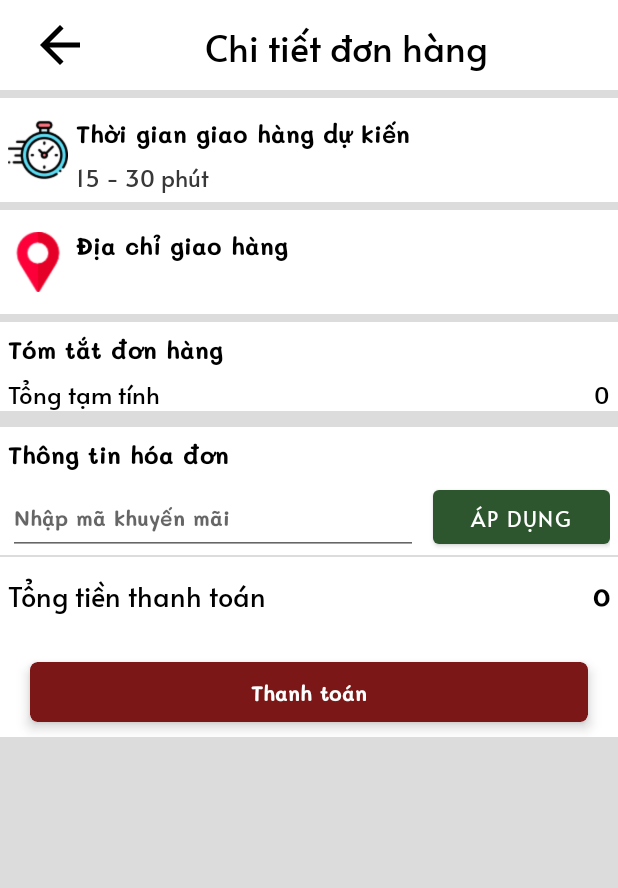
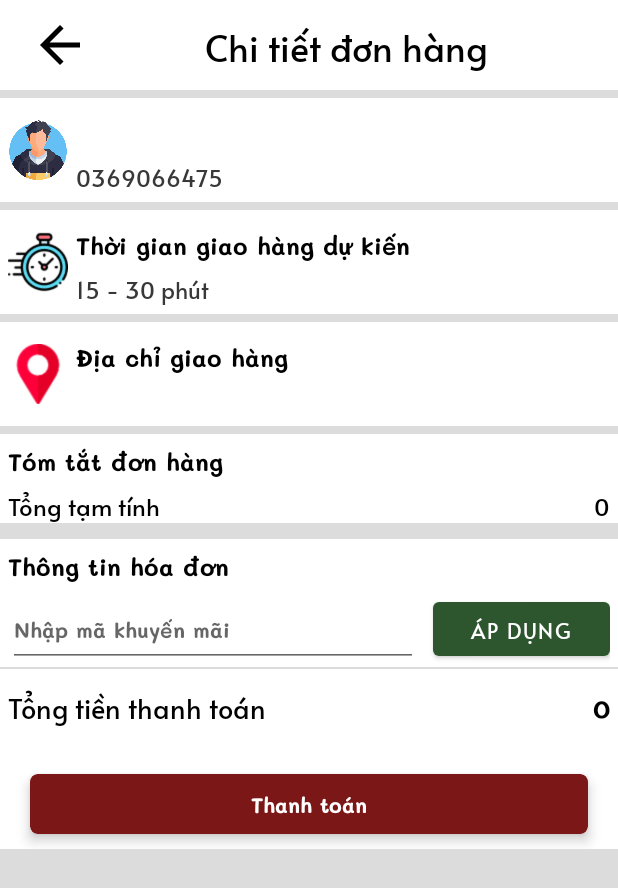
Before and after one commit to chudinhhieu/TuHuBread, an Android app: the DonHangChiTietActivity screen opened directly, with no data from a screen before it, on a phone screen of 412 x 824 dp. Shown: the top 888 px of the screen. Run offline under Robolectric (Android 15) with nearby library versions, the phone set to English and light mode, and no system bars; 6 statements that could not run were skipped.

Commit message:
Chu Hieu hoan thien

```diff
--- a/app/src/main/java/hieucdph29636/fpoly/tuhubread/Activity/DonHangChiTietActivity.java
+++ b/app/src/main/java/hieucdph29636/fpoly/tuhubread/Activity/DonHangChiTietActivity.java
@@ -26,6 +26,7 @@ import hieucdph29636.fpoly.tuhubread.DAO.DonHangDAO;
 import hieucdph29636.fpoly.tuhubread.DAO.KhachHangDAO;
 import hieucdph29636.fpoly.tuhubread.DAO.KhuyenMaiDAO;
 import hieucdph29636.fpoly.tuhubread.DTO.ChiTietDonHang;
+import hieucdph29636.fpoly.tuhubread.DTO.KhachHang;
 import hieucdph29636.fpoly.tuhubread.DTO.KhuyenMai;
 import hieucdph29636.fpoly.tuhubread.R;
 import hieucdph29636.fpoly.tuhubread.SetNotification;
@@ -43,7 +44,7 @@ public class DonHangChiTietActivity extends AppCompatActivity {
     DonHangDAO donHangDAO;
     KhuyenMaiDAO khuyenMaiDAO;
     EditText ed_km_ctdh;
-    TextView tv_giaKM,tv_tongTienCTHD,tv_tt_dh,tv_diachi_ctdh;
+    TextView tv_giaKM,tv_tongTienCTHD,tv_tt_dh,tv_diachi_ctdh,tv_tenkh_ctdh,tv_sdtkh_ctdh;
     CardView btn_thanhtoan;
     ImageView btn_back_ctdh;
     KhachHangDAO khachHangDAO;
@@ -69,6 +70,8 @@ public class DonHangChiTietActivity extends AppCompatActivity {
         ed_km_ctdh = findViewById(R.id.ed_km_ctdh);
         tv_tongTienCTHD = findViewById(R.id.tv_tongTienCTHD);
         tv_tt_dh = findViewById(R.id.tv_tt_dh);
+        tv_tenkh_ctdh = findViewById(R.id.tv_tenkh_ctdh);
+        tv_sdtkh_ctdh = findViewById(R.id.tv_sdtkh_ctdh);
         view_km.setVisibility(View.GONE);
         btn_km_ctdh = findViewById(R.id.btn_km_ctdh);
         SharedPreferences sharedPreferences = getSharedPreferences("luuDangNhap", Context.MODE_PRIVATE);
@@ -78,7 +81,10 @@ public class DonHangChiTietActivity extends AppCompatActivity {
         id_donHang = bundle.getInt("id_dh");
         int tt_dh = bundle.getInt("trangThai_dh");
         String tk = bundle.getString("tk");
+        KhachHang kh = khachHangDAO.getByTK(tk).get(0);
         tv_diachi_ctdh.setText(khachHangDAO.getDiaChi(tk));
+        tv_tenkh_ctdh.setText(khachHangDAO.getHoTen(tk));
+        tv_sdtkh_ctdh.setText(kh.getSoDienThoai());
         rcv_ttdh = findViewById(R.id.rcv_ttdh);
         khuyenMaiDAO = new KhuyenMaiDAO();
         loadData();
--- a/app/src/main/res/layout/activity_don_hang_chi_tiet.xml
+++ b/app/src/main/res/layout/activity_don_hang_chi_tiet.xml
@@ -32,6 +32,41 @@
             android:textColor="@color/black"
             android:gravity="center"/>
     </LinearLayout>
+        <RelativeLayout
+            android:padding="5dp"
+            android:layout_marginTop="5dp"
+            android:layout_width="match_parent"
+            android:layout_height="wrap_content"
+            android:gravity="center_vertical"
+            android:background="@color/white">
+            <ImageView
+                android:id="@+id/img_ctdh_0"
+                android:layout_width="40dp"
+                android:layout_height="40dp"
+                android:layout_centerVertical="true"
+                android:src="@drawable/boy"/>
+            <TextView
+                android:id="@+id/tv_tenkh_ctdh"
+                android:layout_marginStart="5dp"
+                android:layout_width="match_parent"
+                android:layout_height="wrap_content"
+                android:fontFamily="@font/mali"
+                android:textColor="@color/black"
+                android:textSize="16sp"
+                android:text="Chu Đình Hiếu"
+                android:layout_toRightOf="@id/img_ctdh_0"/>
+            <TextView
+                android:id="@+id/tv_sdtkh_ctdh"
+                android:layout_marginStart="5dp"
+                android:layout_width="match_parent"
+                android:layout_height="wrap_content"
+                android:fontFamily="@font/alata"
+                android:textColor="@color/gray"
+                android:textSize="15sp"
+                android:layout_below="@id/tv_tenkh_ctdh"
+                android:text="0369066475"
+                android:layout_toRightOf="@id/img_ctdh_0"/>
+        </RelativeLayout>
     <RelativeLayout
         android:padding="5dp"
         android:layout_marginTop="5dp"
```
Also changed, not shown: app/src/main/java/hieucdph29636/fpoly/tuhubread/Activity/DatMonActivity.java (+4 -4 lines), app/src/main/java/hieucdph29636/fpoly/tuhubread/DAO/DonHangDAO.java (+10 -8 lines), app/src/main/java/hieucdph29636/fpoly/tuhubread/DAO/ThongKeDAO.java (+9 -4 lines).
